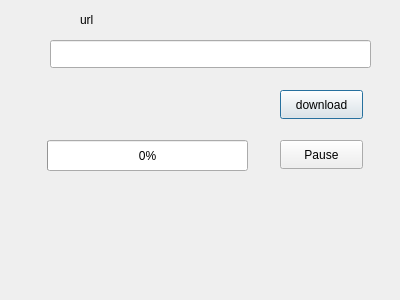
Old version of the form src/downloadwindow.ui in the repository Abhinav-kodes/Download-Manager.
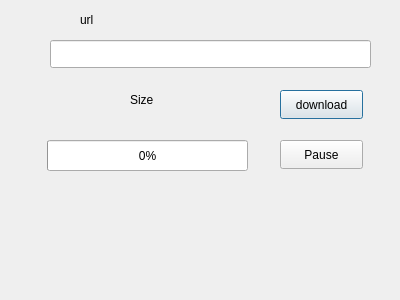
New version of the form.

```diff
--- a/src/downloadwindow.ui
+++ b/src/downloadwindow.ui
@@ -75,6 +75,19 @@
     <string>Pause</string>
    </property>
   </widget>
+  <widget class="QLabel" name="sizeLabel">
+   <property name="geometry">
+    <rect>
+     <x>130</x>
+     <y>90</y>
+     <width>63</width>
+     <height>20</height>
+    </rect>
+   </property>
+   <property name="text">
+    <string>Size</string>
+   </property>
+  </widget>
  </widget>
  <resources/>
  <connections/>
```
